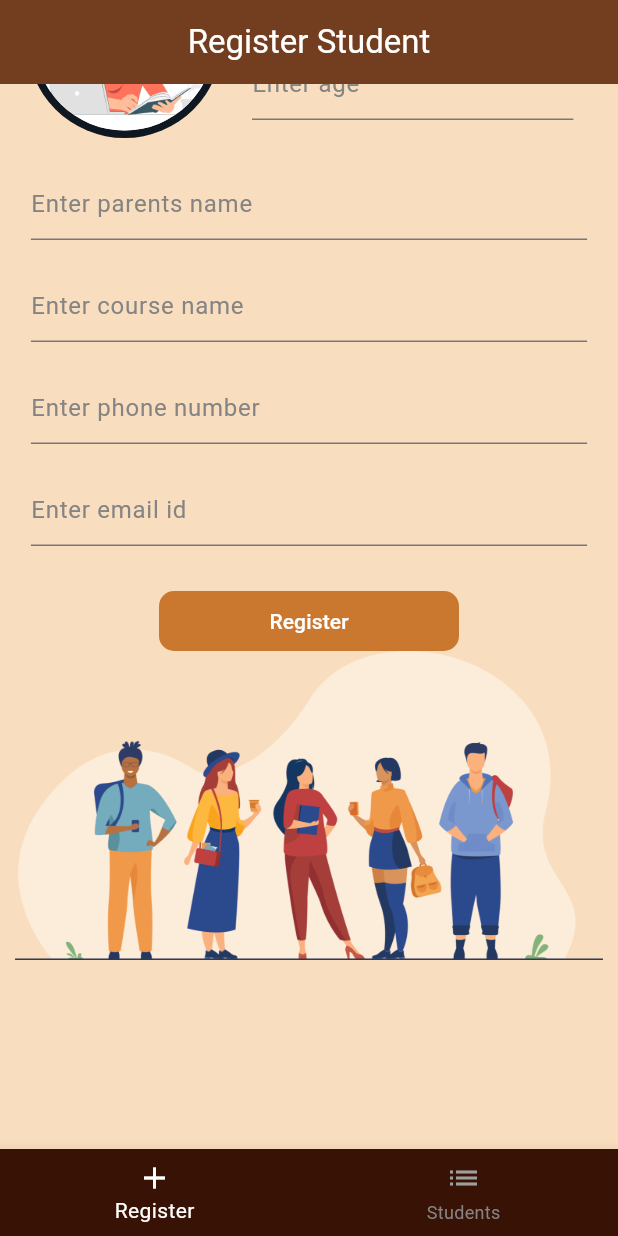
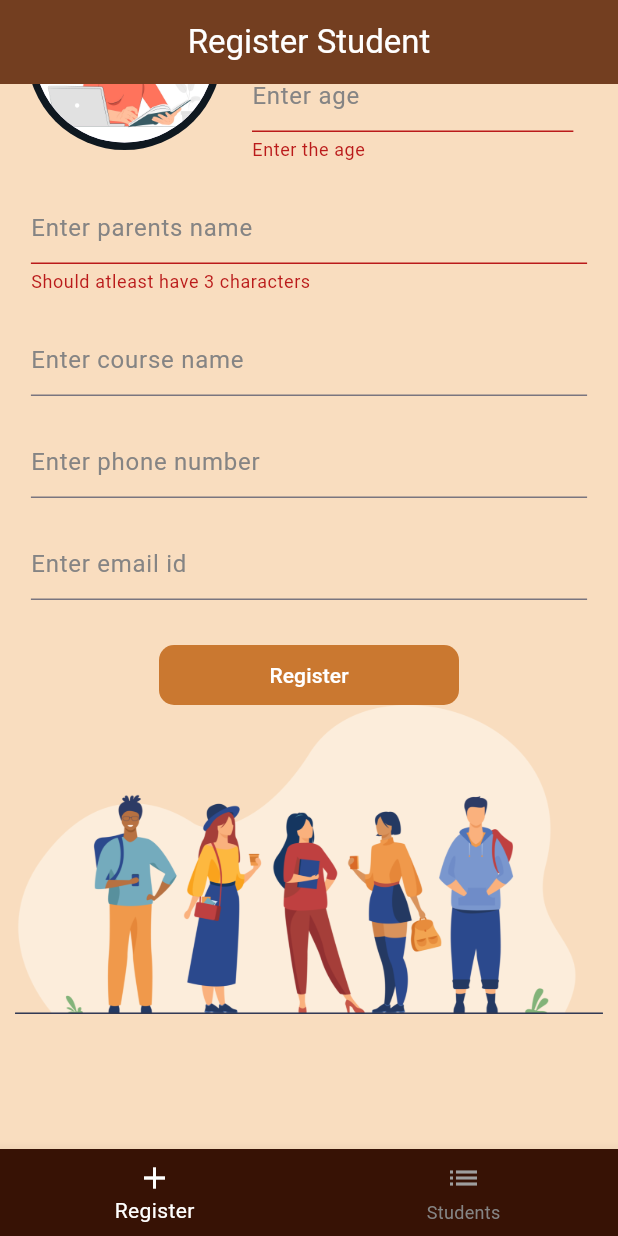
Before and after one commit to VyshnavCM/studentDB_Provider, a Flutter app: the screen it shows after launch, scrolled down 114 dp, after a tap on "Register", on a phone screen of 412 x 824 dp. Run offline on Flutter 3.47's test engine with Material 3 defaults, Android fonts, the phone set to English and light mode, and no system bars.

```diff
--- a/lib/main.dart
+++ b/lib/main.dart
@@ -12,7 +12,7 @@
   Widget build(BuildContext context) {
     return MaterialApp(
       debugShowCheckedModeBanner: false,
-      title: 'Flutter Demo',
+      title: 'Students',
       theme: ThemeData(
         colorScheme: ColorScheme.fromSeed(seedColor: Colors.deepPurple),
         useMaterial3: true,
--- a/lib/presentation/mian_page/main_page_screen.dart
+++ b/lib/presentation/mian_page/main_page_screen.dart
@@ -12,10 +12,10 @@
     const StudentListScreen(),
   ];
 
-  final _title = [
-    'Register Student',
-    'Student List',
+  final _title = [    'Register Student',
+    'Students List',
   ];
+
 
   @override
   Widget build(BuildContext context) {
--- a/lib/presentation/registration/resgistration_screen.dart
+++ b/lib/presentation/registration/resgistration_screen.dart
@@ -9,17 +9,16 @@
 import 'widgets/section1.dart';
 import 'widgets/section2.dart';
 
+final nameController = TextEditingController();
+final ageController = TextEditingController();
+final mobileNumberController = TextEditingController();
+final emailIdController = TextEditingController();
+
 class RegistrationScreen extends StatelessWidget {
   const RegistrationScreen({super.key});
 
   @override
   Widget build(BuildContext context) {
-    final nameController = TextEditingController();
-    final ageController = TextEditingController();
-    final mobileNumberController = TextEditingController();
-    final emailIdController = TextEditingController();
-    final parentsNameController = TextEditingController();
-
     final Size size = MediaQuery.of(context).size;
 
     return ListView(
--- a/lib/presentation/registration/widgets/button.dart
+++ b/lib/presentation/registration/widgets/button.dart
@@ -1,5 +1,7 @@
 
 import 'package:flutter/material.dart';
+import 'package:student_database_using_provider/presentation/registration/widgets/section1.dart';
+import 'package:student_database_using_provider/presentation/registration/widgets/section2.dart';
 
 import '../../../core/color/colors.dart';
 
@@ -18,7 +20,10 @@
           color: kButtonColor,
             borderRadius: BorderRadius.circular(10)),
         child: TextButton(
-            onPressed: () {},
+            onPressed: () {
+              formkey.currentState!.validate();
+              formkeys.currentState!.validate();
+            },
             child: const Text(
               'Register',
               style: TextStyle(color: kWhiteColor),
--- a/lib/presentation/registration/widgets/section1.dart
+++ b/lib/presentation/registration/widgets/section1.dart
@@ -1,7 +1,10 @@
 import 'package:flutter/material.dart';
+import 'package:student_database_using_provider/presentation/registration/resgistration_screen.dart';
 
 import '../../../core/color/colors.dart';
 import '../../../core/constants/constants.dart';
+final formkeys = GlobalKey<FormState>();
+
 
 class Section1 extends StatelessWidget {
   const Section1({
@@ -27,9 +30,12 @@
         kWidth20,
         SizedBox(
           width: size.width * .52,
+          child: Form(
+            key: formkeys,
             child: Column(
               children: [
                 TextFormField(
+                  controller: nameController,
                   cursorColor: kMainTextColor,
                   decoration: const InputDecoration(
                       hintText: 'Enter name',
@@ -39,9 +45,14 @@
                       border: UnderlineInputBorder(
                           borderSide:
                               BorderSide(color: kMainTextColor, width: 2))),
+                              validator: (name) => name!.length < 3
+                    ? 'Should atleast have 3 characters'
+                    : null,
+                    autovalidateMode: AutovalidateMode.onUserInteraction,
                 ),
                 kHeight10,
                 TextFormField(
+                  controller: ageController,
                   cursorColor: kMainTextColor,
                   decoration: const InputDecoration(
                       hintText: 'Enter age',
@@ -50,8 +61,14 @@
                           borderSide: BorderSide(color: kMainTextColor)),
                       border: UnderlineInputBorder(
                           borderSide: BorderSide(color: kMainTextColor))),
+                          validator: (name) => name!.isEmpty
+                    ? 'Enter the age'
+                    : null,
+                    autovalidateMode: AutovalidateMode.onUserInteraction,
+
                 ),
               ],
+            ),
           ),
         ),
       ],
--- a/lib/presentation/registration/widgets/section2.dart
+++ b/lib/presentation/registration/widgets/section2.dart
@@ -1,8 +1,11 @@
+// ignore_for_file: unused_local_variable
+
 import 'package:flutter/material.dart';
-import 'package:flutter/widgets.dart';
 
 import '../../../core/color/colors.dart';
 import '../../../core/constants/constants.dart';
+
+final formkey = GlobalKey<FormState>();
 
 class Section2 extends StatelessWidget {
   const Section2({
@@ -12,14 +15,33 @@
 
   final Size size;
 
+  String? validateEmail(String? email){
+    RegExp emailRegexp = RegExp(r"^[a-zA-Z0-9.a-zA-Z0-9.!#$%&'*+-/=?^_`{|}~]+@[a-zA-Z0-9]+\.[a-zA-Z]+");
+    final isEmailValidId = emailRegexp.hasMatch(email ?? '');
+    if(isEmailValidId){
+      return 'Please enter a valid email Id';
+    }
+    else{
+      return null;
+    }
+  }
+
   @override
   Widget build(BuildContext context) {
+    final parentsNameController = TextEditingController();
+    final mobileNumberController = TextEditingController();
+    final emailIdController = TextEditingController();
+    final courseController = TextEditingController();
+
     return SizedBox(
       width: size.width * .9,
+      child: Form(
+        key: formkey,
         child: Column(
           children: [
             kHeight20,
             TextFormField(
+              controller: parentsNameController,
               cursorColor: kMainTextColor,
               decoration: const InputDecoration(
                 hintText: 'Enter parents name',
@@ -27,7 +49,12 @@
                 focusedBorder: UnderlineInputBorder(
                     borderSide: BorderSide(color: kMainTextColor)),
                 border: UnderlineInputBorder(
-                    borderSide: BorderSide(color: kMainTextColor))),
+                    borderSide: BorderSide(color: kMainTextColor)),
+              ),
+              validator: (parentName) => parentName!.length < 3
+                  ? 'Should atleast have 3 characters'
+                  : null,
+                  autovalidateMode: AutovalidateMode.onUserInteraction,
             ),
             kHeight20,
             TextFormField(
@@ -53,6 +80,7 @@
             ),
             kHeight20,
             TextFormField(
+              controller: emailIdController,
               cursorColor: kMainTextColor,
               decoration: const InputDecoration(
                   hintText: 'Enter email id',
@@ -61,8 +89,12 @@
                       borderSide: BorderSide(color: kMainTextColor)),
                   border: UnderlineInputBorder(
                       borderSide: BorderSide(color: kMainTextColor))),
+                      validator: validateEmail,
+                  autovalidateMode: AutovalidateMode.onUserInteraction,
+
             ),
           ],
+        ),
       ),
     );
   }
```
Also changed, not shown: 5 other files. Lines whose indentation alone changed are shown as unchanged.
